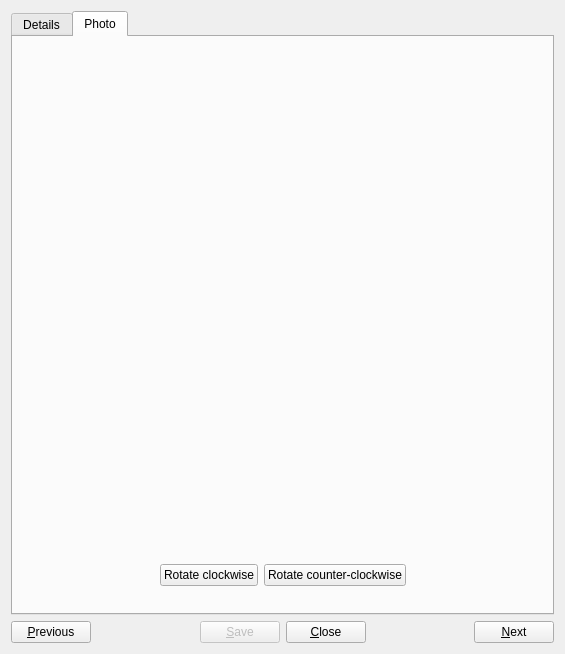
First picture: the form in trunk/src/widgets/propertiesview.ui, repository BackupTheBerlios/galerist-svn, before the edit.
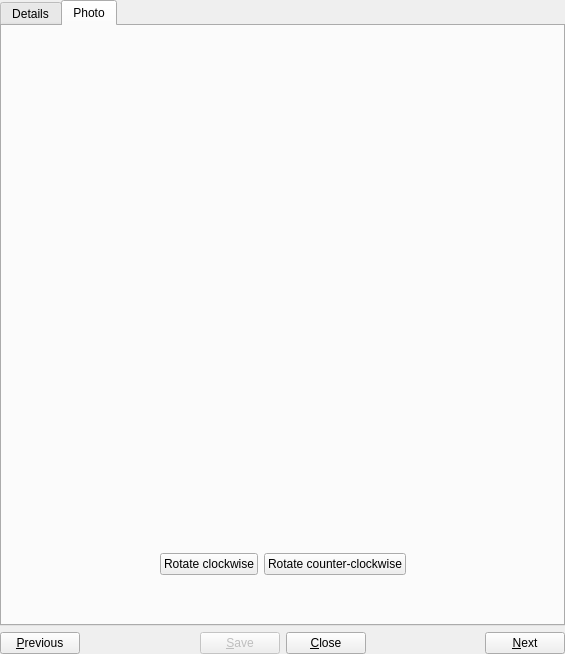
Second picture: the form after the edit. The open tabs and pages were chosen to show the change. Icons and pictures are not drawn. Custom widgets are drawn as their Qt base class.

Patch:
```diff
--- a/trunk/src/widgets/propertiesview.ui
+++ b/trunk/src/widgets/propertiesview.ui
@@ -13,6 +13,24 @@
    <string/>
   </property>
   <layout class="QGridLayout" >
+   <property name="leftMargin" >
+    <number>0</number>
+   </property>
+   <property name="topMargin" >
+    <number>0</number>
+   </property>
+   <property name="rightMargin" >
+    <number>0</number>
+   </property>
+   <property name="bottomMargin" >
+    <number>0</number>
+   </property>
+   <property name="horizontalSpacing" >
+    <number>-1</number>
+   </property>
+   <property name="verticalSpacing" >
+    <number>-1</number>
+   </property>
    <item row="0" column="0" >
     <widget class="QTabWidget" name="tabWidget" >
      <property name="currentIndex" >
@@ -146,13 +164,13 @@
           <widget class="QLabel" name="photo" >
            <property name="minimumSize" >
             <size>
-             <width>512</width>
+             <width>0</width>
              <height>512</height>
             </size>
            </property>
            <property name="maximumSize" >
             <size>
-             <width>512</width>
+             <width>9999999</width>
              <height>512</height>
             </size>
            </property>
```
